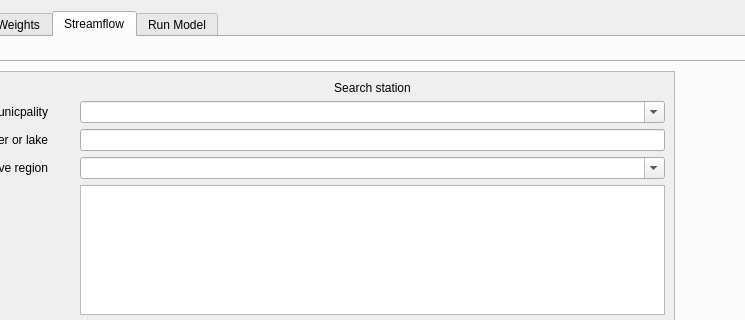
This is qraven/qraven_dialog_base.ui in Scriptbash/QRaven as Qt 5 draws it before an edit; both pictures show x 247 to 992 and y 0 to 320 of the 1091 by 736 pixel window. The edited form follows.
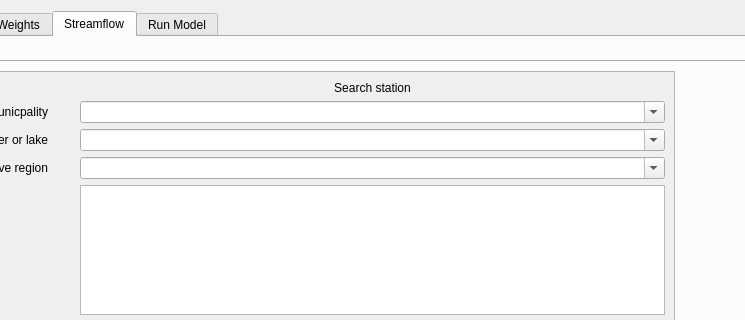
This is the edited form. Custom widgets are drawn as their Qt base class.

Patch:
```diff
--- a/qraven/qraven_dialog_base.ui
+++ b/qraven/qraven_dialog_base.ui
@@ -3942,9 +3942,6 @@
                </property>
               </widget>
              </item>
-             <item row="4" column="3">
-              <widget class="QLineEdit" name="txt_cehqriver"/>
-             </item>
              <item row="2" column="1">
               <widget class="QLabel" name="label_30">
                <property name="text">
@@ -4058,6 +4055,13 @@
                </property>
               </widget>
              </item>
+             <item row="4" column="3">
+              <widget class="QComboBox" name="combo_cehqriver">
+               <property name="editable">
+                <bool>true</bool>
+               </property>
+              </widget>
+             </item>
             </layout>
            </widget>
           </widget>
```
Left out of the diff: 3 changed lines with no effect on the pictures.
